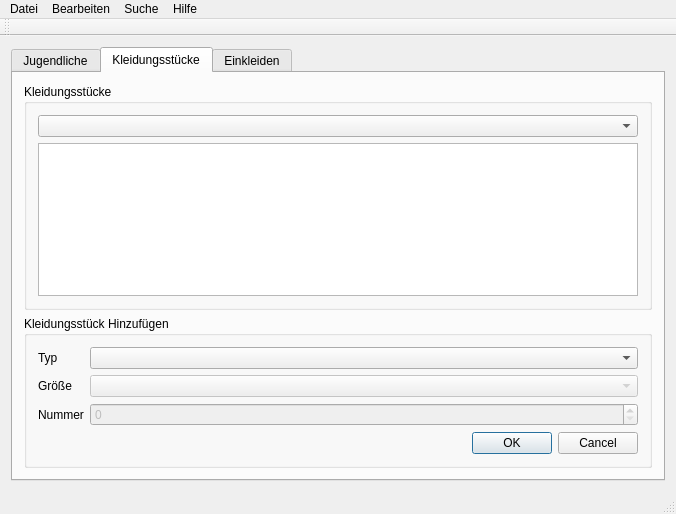
This is Oberflaeche/mainwindow.ui in soekkle/Kleiderkammer as Qt 5 draws it before an edit. The edited form follows.
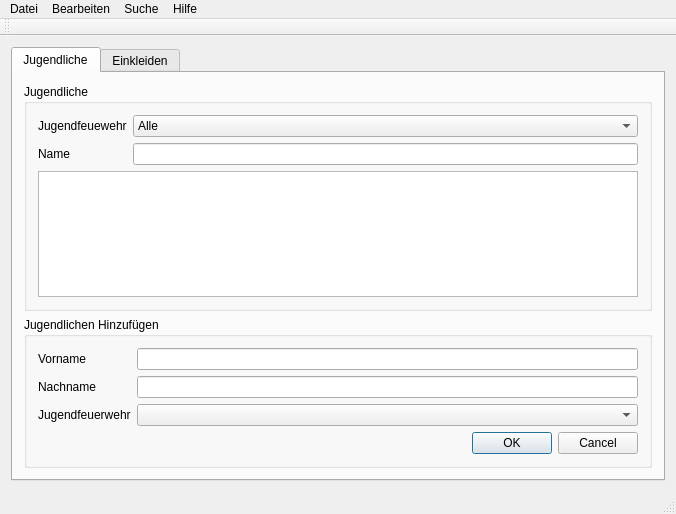
This is the edited form. The open tabs and pages were chosen to show the change.

Commit message:
Kleidungsstücke ausgelagert
Der Tab Kleidungsstücke wurde in ein eigenes Widget ausgelagert.

What changed in the file:
```diff
--- a/Oberflaeche/mainwindow.ui
+++ b/Oberflaeche/mainwindow.ui
@@ -152,98 +152,6 @@
         </item>
        </layout>
       </widget>
-      <widget class="QWidget" name="tab_2">
-       <attribute name="title">
-        <string>Kleidungsstücke</string>
-       </attribute>
-       <layout class="QVBoxLayout" name="verticalLayout_3">
-        <item>
-         <widget class="QGroupBox" name="groupBox_3">
-          <property name="title">
-           <string>Kleidungsstücke</string>
-          </property>
-          <layout class="QVBoxLayout" name="verticalLayout_4">
-           <item>
-            <widget class="QComboBox" name="comboBoxBekFilter"/>
-           </item>
-           <item>
-            <widget class="QTableView" name="tableKleidung">
-             <property name="contextMenuPolicy">
-              <enum>Qt::CustomContextMenu</enum>
-             </property>
-             <property name="tabKeyNavigation">
-              <bool>false</bool>
-             </property>
-             <property name="selectionMode">
-              <enum>QAbstractItemView::SingleSelection</enum>
-             </property>
-             <property name="selectionBehavior">
-              <enum>QAbstractItemView::SelectRows</enum>
-             </property>
-             <property name="sortingEnabled">
-              <bool>true</bool>
-             </property>
-            </widget>
-           </item>
-          </layout>
-         </widget>
-        </item>
-        <item>
-         <widget class="QGroupBox" name="groupBox_4">
-          <property name="title">
-           <string>Kleidungsstück Hinzufügen</string>
-          </property>
-          <layout class="QFormLayout" name="formLayout_2">
-           <item row="2" column="1">
-            <widget class="QSpinBox" name="spinBoxBeNumEin">
-             <property name="enabled">
-              <bool>false</bool>
-             </property>
-            </widget>
-           </item>
-           <item row="0" column="1">
-            <widget class="QComboBox" name="comboBoxBeTypEin"/>
-           </item>
-           <item row="1" column="1">
-            <widget class="QComboBox" name="comboBoxBeGroEin">
-             <property name="enabled">
-              <bool>false</bool>
-             </property>
-            </widget>
-           </item>
-           <item row="3" column="1">
-            <widget class="QDialogButtonBox" name="buttonBox_2">
-             <property name="standardButtons">
-              <set>QDialogButtonBox::Cancel|QDialogButtonBox::Ok</set>
-             </property>
-            </widget>
-           </item>
-           <item row="0" column="0">
-            <widget class="QLabel" name="label_4">
-             <property name="text">
-              <string>Typ</string>
-             </property>
-            </widget>
-           </item>
-           <item row="1" column="0">
-            <widget class="QLabel" name="label_5">
-             <property name="text">
-              <string>Größe</string>
-             </property>
-            </widget>
-           </item>
-           <item row="2" column="0">
-            <widget class="QLabel" name="label_6">
-             <property name="text">
-              <string>Nummer</string>
-             </property>
-            </widget>
-           </item>
-          </layout>
-         </widget>
-        </item>
-       </layout>
-      </widget>
       <widget class="QWidget" name="tab_einKleiden">
        <property name="enabled">
         <bool>false</bool>
```
Left out of the diff: 6 changed lines with no effect on the pictures. The commit also changes 7 other files.
